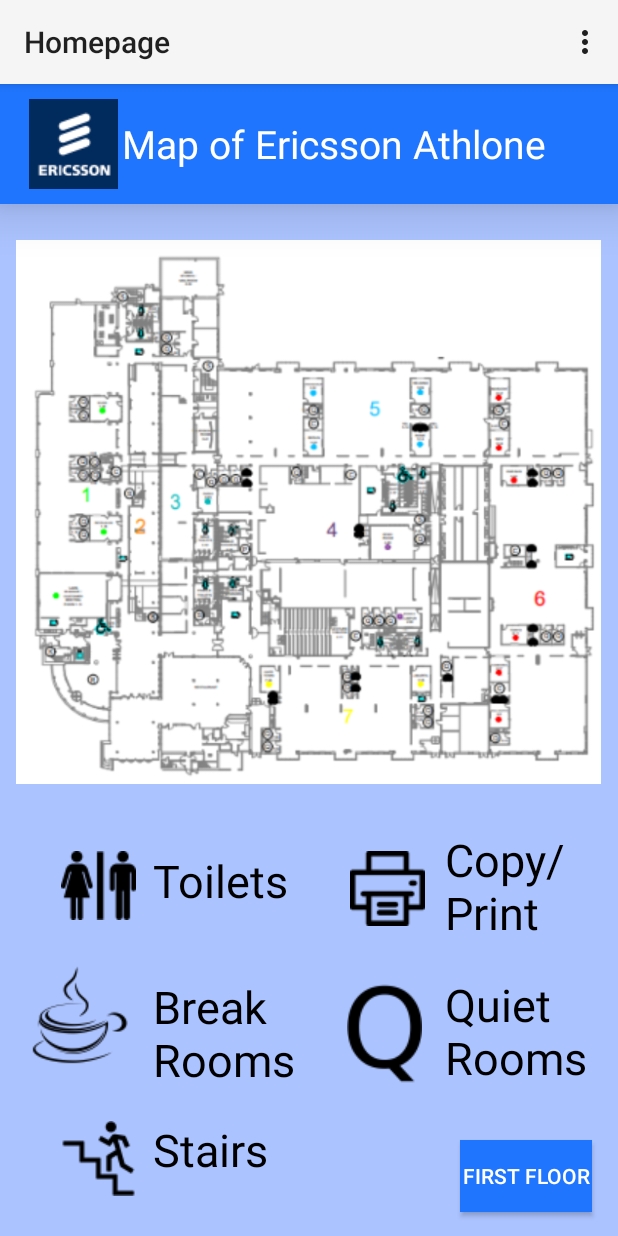
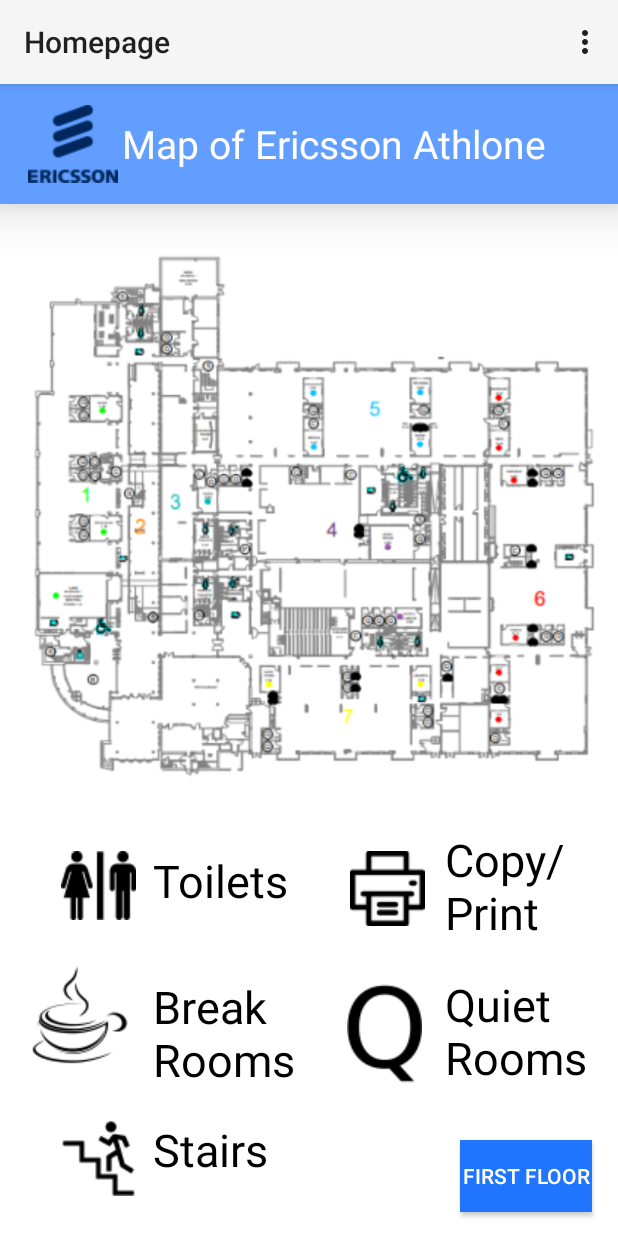
Before and after one commit to rachelr12343/Start-up, an Android app: the map screen opened directly, with no data from a screen before it, on a phone screen of 412 x 824 dp. Run offline under Robolectric (Android 15) with nearby library versions, the phone set to English and light mode, and no system bars.

Commit message:
map changes

```diff
--- a/app/src/main/res/layout/activity_map.xml
+++ b/app/src/main/res/layout/activity_map.xml
@@ -5,7 +5,7 @@
     xmlns:tools="http://schemas.android.com/tools"
     android:layout_width="match_parent"
     android:layout_height="match_parent"
-    android:background="@color/light_blue"
+    android:background="@color/white"
     tools:context=".map">
 
     <include
@@ -35,7 +35,7 @@
         android:id="@+id/toiletbtn"
         android:layout_width="wrap_content"
         android:layout_height="wrap_content"
-        android:background="@color/light_blue"
+        android:background="@color/white"
         android:contentDescription="@string/toilet"
         android:minHeight="48dp"
         app:layout_constraintBottom_toBottomOf="parent"
@@ -50,7 +50,7 @@
         android:id="@+id/coffeebtn"
         android:layout_width="wrap_content"
         android:layout_height="wrap_content"
-        android:background="@color/light_blue"
+        android:background="@color/white"
         android:contentDescription="@string/coffeeicon"
         app:layout_constraintBottom_toBottomOf="parent"
         app:layout_constraintEnd_toEndOf="parent"
@@ -58,14 +58,14 @@
         app:layout_constraintStart_toStartOf="parent"
         app:layout_constraintTop_toTopOf="parent"
         app:layout_constraintVertical_bias="0.854"
-        app:tint="#000000"
-        app:srcCompat="@drawable/coffee_symbol" />
+        app:srcCompat="@drawable/coffee_symbol"
+        app:tint="#000000" />
 
     <ImageButton
         android:id="@+id/printbtn"
         android:layout_width="wrap_content"
         android:layout_height="wrap_content"
-        android:background="@color/light_blue"
+        android:background="@color/white"
         android:contentDescription="@string/prayer"
         app:layout_constraintBottom_toBottomOf="parent"
         app:layout_constraintEnd_toEndOf="parent"
@@ -79,7 +79,7 @@
         android:id="@+id/quietbtn"
         android:layout_width="54dp"
         android:layout_height="70dp"
-        android:background="@color/light_blue"
+        android:background="@color/white"
         android:contentDescription="@string/quiet"
         app:layout_constraintBottom_toBottomOf="parent"
         app:layout_constraintEnd_toEndOf="parent"
@@ -152,7 +152,7 @@
         android:id="@+id/stairsbtn"
         android:layout_width="wrap_content"
         android:layout_height="wrap_content"
-        android:background="@color/light_blue"
+        android:background="@color/white"
         android:importantForAccessibility="no"
         app:layout_constraintBottom_toBottomOf="parent"
         app:layout_constraintEnd_toEndOf="parent"
--- a/app/src/main/res/layout/toolbar.xml
+++ b/app/src/main/res/layout/toolbar.xml
@@ -1,20 +1,20 @@
 <?xml version="1.0" encoding="utf-8"?>
 <androidx.appcompat.widget.Toolbar xmlns:android="http://schemas.android.com/apk/res/android"
+    xmlns:app="http://schemas.android.com/apk/res-auto"
     xmlns:tools="http://schemas.android.com/tools"
     android:layout_width="match_parent"
     android:layout_height="80dp"
-    xmlns:app="http://schemas.android.com/apk/res-auto"
-    android:background="@color/dark_blue"
+    android:background="@color/blue"
     android:elevation="20dp">
 
     <ImageButton
         android:id="@+id/logo"
         android:layout_width="65dp"
         android:layout_height="65dp"
-        app:showAsAction="ifRoom"
+        android:background="@color/blue"
+        android:contentDescription="TODO"
+        android:src="@drawable/ericsson_logo"
         android:title="@string/logo"
-        android:src="@drawable/ericsson_logo"
-        android:contentDescription="TODO">
-    </ImageButton>
+        app:showAsAction="ifRoom"></ImageButton>
 
 </androidx.appcompat.widget.Toolbar>
--- a/app/src/main/res/layout/toolbar_map.xml
+++ b/app/src/main/res/layout/toolbar_map.xml
@@ -1,21 +1,20 @@
 <?xml version="1.0" encoding="utf-8"?>
-<androidx.appcompat.widget.Toolbar
-    xmlns:android="http://schemas.android.com/apk/res/android"
+<androidx.appcompat.widget.Toolbar xmlns:android="http://schemas.android.com/apk/res/android"
+    xmlns:app="http://schemas.android.com/apk/res-auto"
     android:layout_width="match_parent"
     android:layout_height="80dp"
-    xmlns:app="http://schemas.android.com/apk/res-auto"
-    android:background="@color/dark_blue"
+    android:background="@color/blue"
     android:elevation="20dp">
 
     <ImageButton
         android:id="@+id/logo"
         android:layout_width="65dp"
         android:layout_height="65dp"
-        app:showAsAction="ifRoom"
+        android:background="@color/blue"
+        android:contentDescription="TODO"
+        android:src="@drawable/ericsson_logo"
         android:title="@string/logo"
-        android:src="@drawable/ericsson_logo"
-        android:contentDescription="TODO">
-    </ImageButton>
+        app:showAsAction="ifRoom"></ImageButton>
 
     <TextView
         android:id="@+id/textView"
--- a/app/src/main/res/values/strings.xml
+++ b/app/src/main/res/values/strings.xml
@@ -9,7 +9,7 @@
     <string name="chat">Chat</string>
     <string name="logo">Logo</string>
     <string name="todo">TODO</string>
-    <string name="map_of_ericsson_athlone">  Map of Ericsson Athlone</string>
+    <string name="map_of_ericsson_athlone">   Map of Ericsson Athlone</string>
     <string name="canteen_menu">Canteen Menu</string>
     <string name="layout">TODO</string>
     <string name="chat_function">Chat function</string>
```
Also changed, not shown: app/src/main/res/drawable/ericsson_logo.png.
